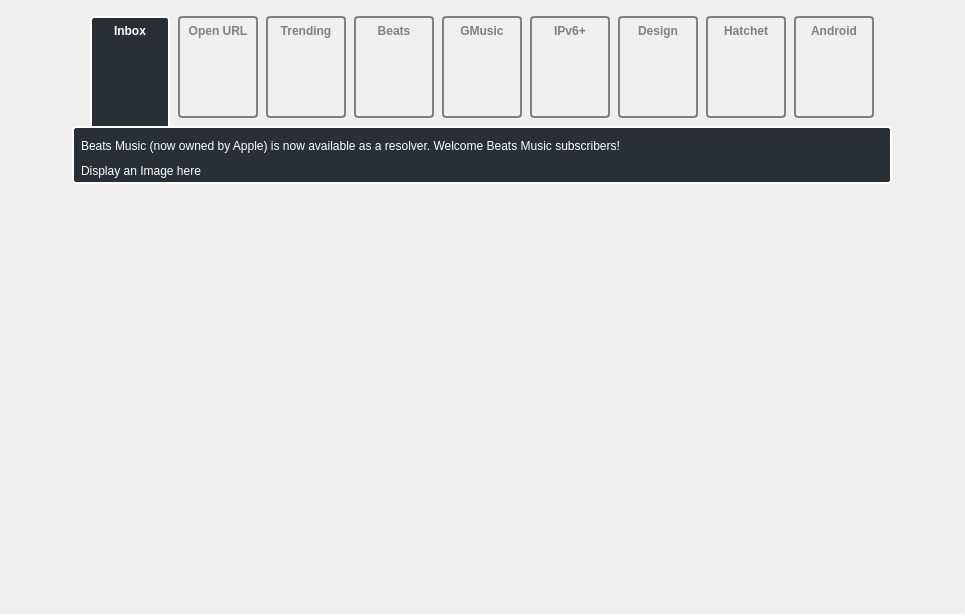
tomahawk-player/tomahawk, file src/viewpages/whatsnew_0_8/WhatsNewWidget_0_8.ui: the form before one commit.
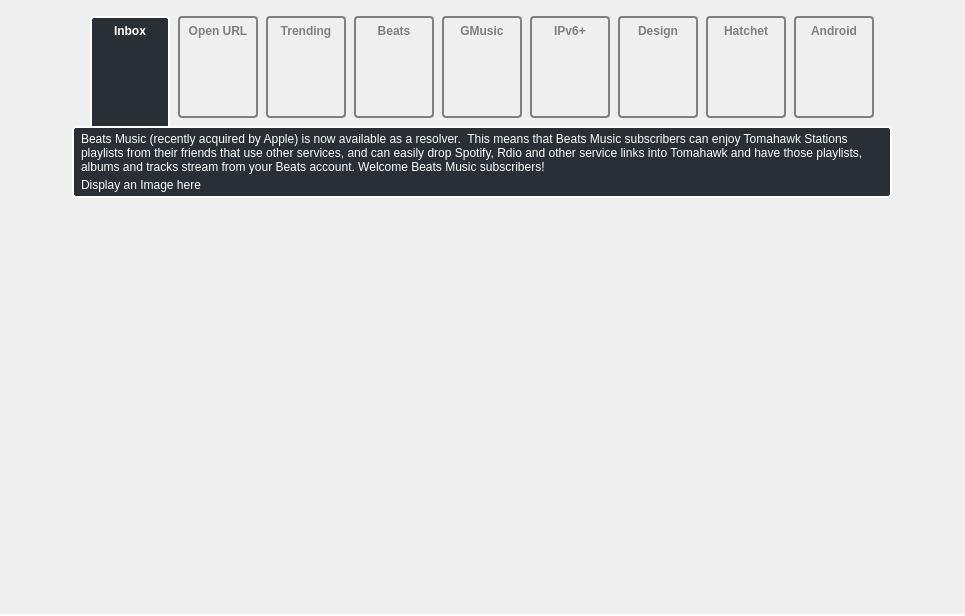
The form after the commit. The open tabs and pages were chosen to show the change. Custom widgets are drawn as their Qt base class.

Commit message: [whatsnew] Add Beats Music text

What changed in the file:
```diff
--- a/src/viewpages/whatsnew_0_8/WhatsNewWidget_0_8.ui
+++ b/src/viewpages/whatsnew_0_8/WhatsNewWidget_0_8.ui
@@ -893,7 +893,7 @@
                </sizepolicy>
               </property>
               <property name="text">
-               <string>Beats Music (now owned by Apple) is now available as a resolver. Welcome Beats Music subscribers!</string>
+               <string>Beats Music (recently acquired by Apple) is now available as a resolver.  This means that Beats Music subscribers can enjoy Tomahawk Stations playlists from their friends that use other services, and can easily drop Spotify, Rdio and other service links into Tomahawk and have those playlists, albums and tracks stream from your Beats account. Welcome Beats Music subscribers!</string>
               </property>
               <property name="scaledContents">
                <bool>false</bool>
```
